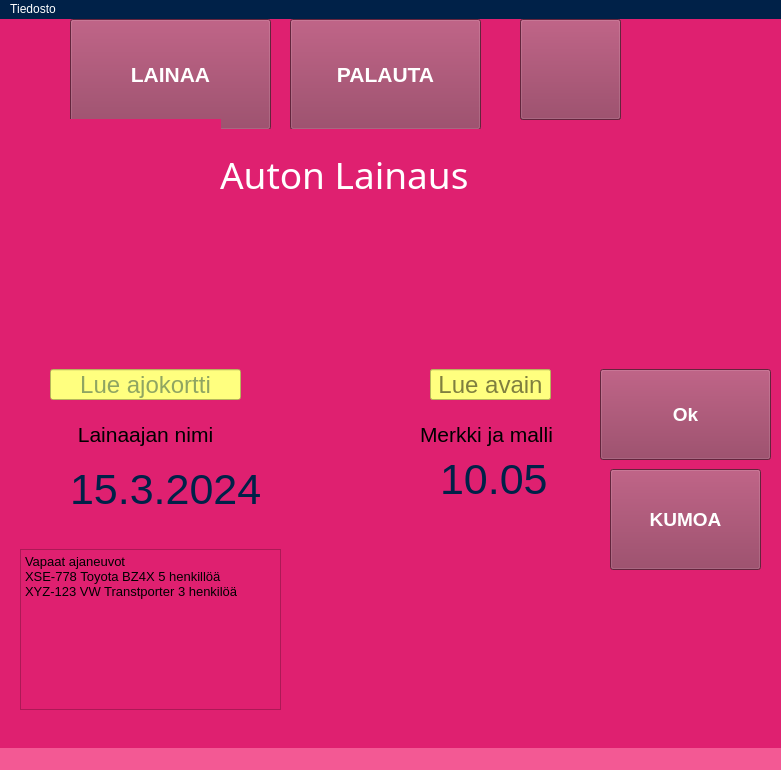
Old version of the form user.ui in the repository Sadiqa-Khawari/Autolainaus.
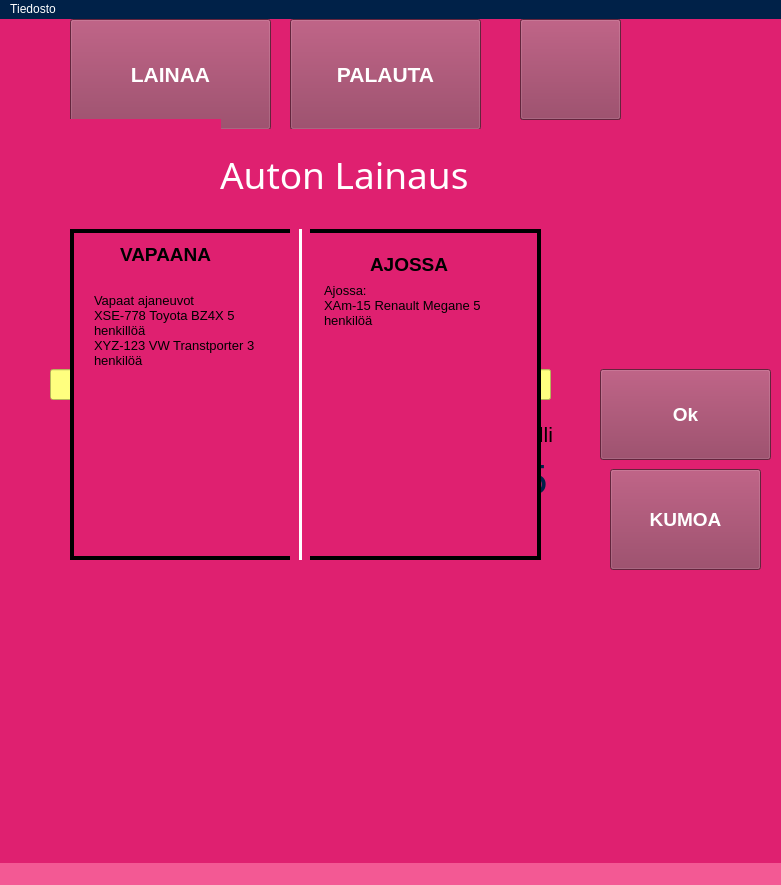
New version of the form. Icons and pictures are not drawn.

Commit message: Lissättu

The edit to the form file:
```diff
--- a/user.ui
+++ b/user.ui
@@ -7,7 +7,7 @@
     <x>0</x>
     <y>0</y>
     <width>781</width>
-    <height>770</height>
+    <height>885</height>
    </rect>
   </property>
   <property name="windowTitle">
@@ -537,26 +537,149 @@
      <pixmap>uiPictures/auto.png</pixmap>
     </property>
    </widget>
-   <widget class="QPlainTextEdit" name="plainTextEdit">
+   <widget class="QFrame" name="frame">
     <property name="geometry">
      <rect>
-      <x>20</x>
-      <y>530</y>
-      <width>261</width>
-      <height>161</height>
+      <x>70</x>
+      <y>210</y>
+      <width>471</width>
+      <height>331</height>
      </rect>
     </property>
-    <property name="font">
-     <font>
-      <pointsize>10</pointsize>
-      <bold>false</bold>
-     </font>
+    <property name="frameShape">
+     <enum>QFrame::Shape::Box</enum>
     </property>
-    <property name="plainText">
-     <string>Vapaat ajaneuvot
+    <property name="frameShadow">
+     <enum>QFrame::Shadow::Plain</enum>
+    </property>
+    <property name="lineWidth">
+     <number>4</number>
+    </property>
+    <widget class="QPlainTextEdit" name="plainTextEdit">
+     <property name="geometry">
+      <rect>
+       <x>20</x>
+       <y>60</y>
+       <width>191</width>
+       <height>171</height>
+      </rect>
+     </property>
+     <property name="font">
+      <font>
+       <pointsize>10</pointsize>
+       <bold>false</bold>
+      </font>
+     </property>
+     <property name="styleSheet">
+      <string notr="true">border-color: rgb(255, 255, 255);</string>
+     </property>
+     <property name="frameShape">
+      <enum>QFrame::Shape::NoFrame</enum>
+     </property>
+     <property name="frameShadow">
+      <enum>QFrame::Shadow::Plain</enum>
+     </property>
+     <property name="lineWidth">
+      <number>8</number>
+     </property>
+     <property name="plainText">
+      <string>Vapaat ajaneuvot
 XSE-778 Toyota BZ4X 5 henkillöä
 XYZ-123 VW Transtporter 3 henkilöä</string>
-    </property>
+     </property>
+    </widget>
+    <widget class="QPlainTextEdit" name="plainTextEdit_2">
+     <property name="geometry">
+      <rect>
+       <x>250</x>
+       <y>50</y>
+       <width>201</width>
+       <height>171</height>
+      </rect>
+     </property>
+     <property name="font">
+      <font>
+       <pointsize>10</pointsize>
+       <bold>false</bold>
+      </font>
+     </property>
+     <property name="styleSheet">
+      <string notr="true">border-color: rgb(255, 255, 255);</string>
+     </property>
+     <property name="frameShape">
+      <enum>QFrame::Shape::NoFrame</enum>
+     </property>
+     <property name="frameShadow">
+      <enum>QFrame::Shadow::Plain</enum>
+     </property>
+     <property name="lineWidth">
+      <number>8</number>
+     </property>
+     <property name="plainText">
+      <string>Ajossa:
+XAm-15 Renault Megane 5 henkilöä</string>
+     </property>
+    </widget>
+    <widget class="Line" name="line">
+     <property name="geometry">
+      <rect>
+       <x>220</x>
+       <y>0</y>
+       <width>20</width>
+       <height>331</height>
+      </rect>
+     </property>
+     <property name="styleSheet">
+      <string notr="true">color: rgb(255, 255, 255);</string>
+     </property>
+     <property name="frameShadow">
+      <enum>QFrame::Shadow::Plain</enum>
+     </property>
+     <property name="lineWidth">
+      <number>3</number>
+     </property>
+     <property name="orientation">
+      <enum>Qt::Orientation::Vertical</enum>
+     </property>
+    </widget>
+    <widget class="QLabel" name="availableLabel">
+     <property name="geometry">
+      <rect>
+       <x>50</x>
+       <y>10</y>
+       <width>101</width>
+       <height>31</height>
+      </rect>
+     </property>
+     <property name="font">
+      <font>
+       <pointsize>14</pointsize>
+       <bold>true</bold>
+      </font>
+     </property>
+     <property name="text">
+      <string>VAPAANA</string>
+     </property>
+    </widget>
+    <widget class="QLabel" name="availableLabel_2">
+     <property name="geometry">
+      <rect>
+       <x>300</x>
+       <y>20</y>
+       <width>101</width>
+       <height>31</height>
+      </rect>
+     </property>
+     <property name="font">
+      <font>
+       <pointsize>14</pointsize>
+       <bold>true</bold>
+      </font>
+     </property>
+     <property name="text">
+      <string>AJOSSA</string>
+     </property>
+    </widget>
    </widget>
   </widget>
   <widget class="QMenuBar" name="menubar">
```
The commit also changes 1 other file.
